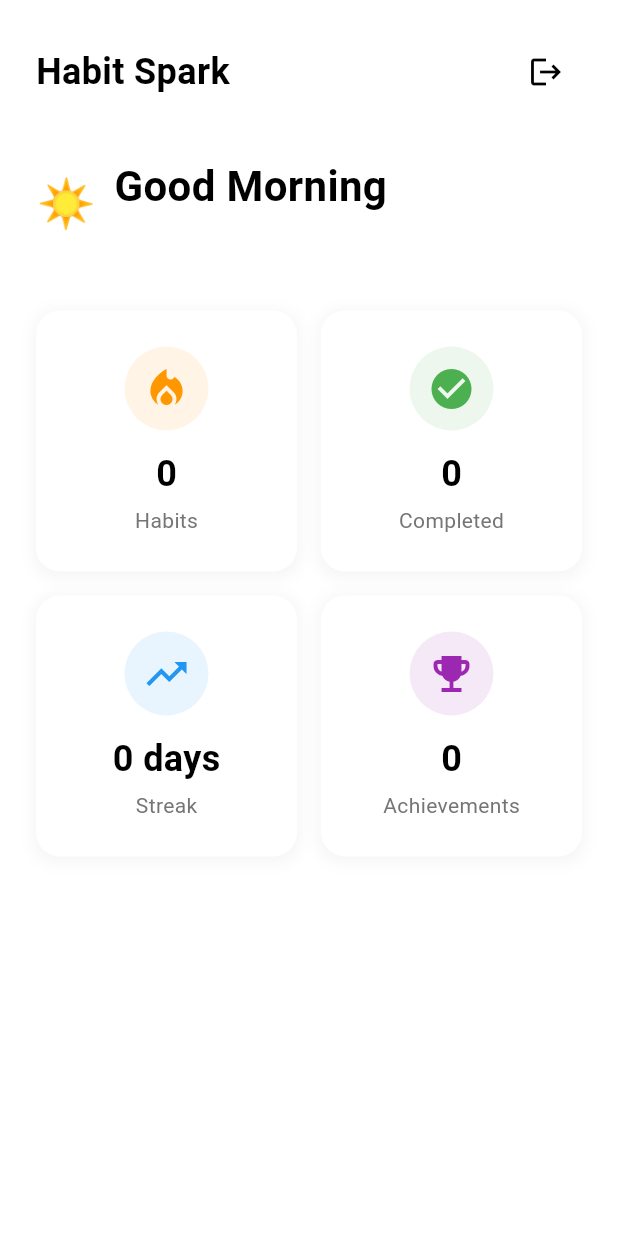
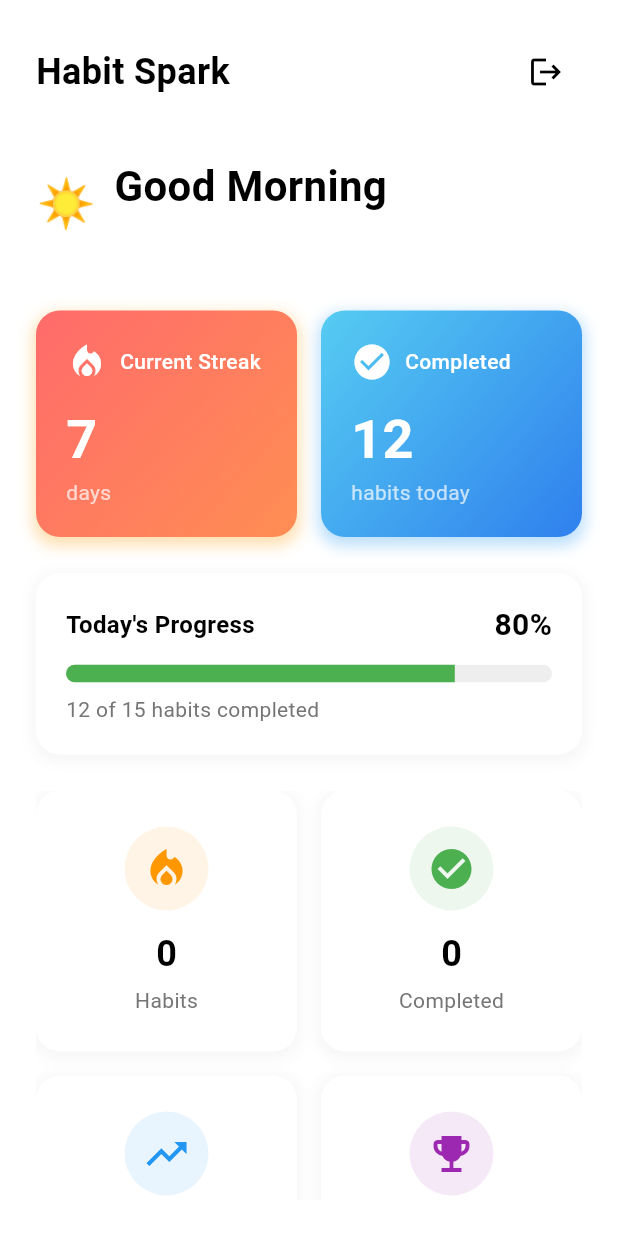
Before and after one commit to ChristianAlicaba2002/MDEV-Habit-Spark, a Flutter app: the screen it shows once a user with an empty profile is signed in, on a phone screen of 412 x 824 dp. Run offline on Flutter 3.47's test engine with Material 3 defaults, Android fonts, the phone set to English and light mode, and no system bars; our stand-ins replace cloud_firestore, firebase_auth, firebase_core; accounts and stored records are empty; network calls fail.

Commit message:
feat: implement Current streak card with fire icon and Progress bar with completion percentage

```diff
--- a/lib/screens/home_page.dart
+++ b/lib/screens/home_page.dart
@@ -99,6 +99,26 @@ class HomePage extends StatelessWidget {
               ),
               const SizedBox(height: 40),
 
+              // Stats Cards Row
+              Row(
+                children: [
+                  // Current Streak Card
+                  Expanded(
+                    child: _buildStreakCard(),
+                  ),
+                  const SizedBox(width: 16),
+                  // Completed Habits Card
+                  Expanded(
+                    child: _buildCompletedCard(),
+                  ),
+                ],
+              ),
+              const SizedBox(height: 24),
+
+              // Progress Bar Card
+              _buildProgressCard(),
+              const SizedBox(height: 24),
+
               // Dashboard Cards
               Expanded(
                 child: GridView.count(
@@ -136,6 +156,200 @@ class HomePage extends StatelessWidget {
             ],
           ),
         ),
+      ),
+    );
+  }
+
+  Widget _buildStreakCard() {
+    return Container(
+      padding: const EdgeInsets.all(20),
+      decoration: BoxDecoration(
+        gradient: const LinearGradient(
+          colors: [Color(0xFFFF6B6B), Color(0xFFFF8E53)],
+          begin: Alignment.topLeft,
+          end: Alignment.bottomRight,
+        ),
+        borderRadius: BorderRadius.circular(16),
+        boxShadow: [
+          BoxShadow(
+            color: Colors.orange.withOpacity(0.3),
+            spreadRadius: 2,
+            blurRadius: 8,
+            offset: const Offset(0, 4),
+          ),
+        ],
+      ),
+      child: Column(
+        crossAxisAlignment: CrossAxisAlignment.start,
+        children: [
+          Row(
+            children: [
+              const Icon(
+                Icons.local_fire_department,
+                color: Colors.white,
+                size: 28,
+              ),
+              const SizedBox(width: 8),
+              const Text(
+                'Current Streak',
+                style: TextStyle(
+                  color: Colors.white,
+                  fontSize: 14,
+                  fontWeight: FontWeight.w500,
+                ),
+              ),
+            ],
+          ),
+          const SizedBox(height: 12),
+          const Text(
+            '7',
+            style: TextStyle(
+              color: Colors.white,
+              fontSize: 36,
+              fontWeight: FontWeight.bold,
+            ),
+          ),
+          const Text(
+            'days',
+            style: TextStyle(
+              color: Colors.white70,
+              fontSize: 14,
+            ),
+          ),
+        ],
+      ),
+    );
+  }
+
+  Widget _buildCompletedCard() {
+    return Container(
+      padding: const EdgeInsets.all(20),
+      decoration: BoxDecoration(
+        gradient: const LinearGradient(
+          colors: [Color(0xFF56CCF2), Color(0xFF2F80ED)],
+          begin: Alignment.topLeft,
+          end: Alignment.bottomRight,
+        ),
+        borderRadius: BorderRadius.circular(16),
+        boxShadow: [
+          BoxShadow(
+            color: Colors.blue.withOpacity(0.3),
+            spreadRadius: 2,
+            blurRadius: 8,
+            offset: const Offset(0, 4),
+          ),
+        ],
+      ),
+      child: Column(
+        crossAxisAlignment: CrossAxisAlignment.start,
+        children: [
+          Row(
+            children: [
+              const Icon(
+                Icons.check_circle,
+                color: Colors.white,
+                size: 28,
+              ),
+              const SizedBox(width: 8),
+              const Text(
+                'Completed',
+                style: TextStyle(
+                  color: Colors.white,
+                  fontSize: 14,
+                  fontWeight: FontWeight.w500,
+                ),
+              ),
+            ],
+          ),
+          const SizedBox(height: 12),
+          const Text(
+            '12',
+            style: TextStyle(
+              color: Colors.white,
+              fontSize: 36,
+              fontWeight: FontWeight.bold,
+            ),
+          ),
+          const Text(
+            'habits today',
+            style: TextStyle(
+              color: Colors.white70,
+              fontSize: 14,
+            ),
+          ),
+        ],
+      ),
+    );
+  }
+
+  Widget _buildProgressCard() {
+    const completedHabits = 12;
+    const totalHabits = 15;
+    final percentage = (completedHabits / totalHabits * 100).toInt();
+
+    return Container(
+      padding: const EdgeInsets.all(20),
+      decoration: BoxDecoration(
+        color: Colors.white,
+        borderRadius: BorderRadius.circular(16),
+        boxShadow: [
+          BoxShadow(
+            color: Colors.grey.withOpacity(0.1),
+            spreadRadius: 2,
+            blurRadius: 8,
+            offset: const Offset(0, 2),
+          ),
+        ],
+      ),
+      child: Column(
+        crossAxisAlignment: CrossAxisAlignment.start,
+        children: [
+          Row(
+            mainAxisAlignment: MainAxisAlignment.spaceBetween,
+            children: [
+              const Text(
+                'Today\'s Progress',
+                style: TextStyle(
+                  fontSize: 16,
+                  fontWeight: FontWeight.bold,
+                  color: Colors.black,
+                ),
+              ),
+              Text(
+                '$percentage%',
+                style: const TextStyle(
+                  fontSize: 20,
+                  fontWeight: FontWeight.bold,
+                  color: Colors.black,
+                ),
+              ),
+            ],
+          ),
+          const SizedBox(height: 12),
+          ClipRRect(
+            borderRadius: BorderRadius.circular(8),
+            child: LinearProgressIndicator(
+              value: completedHabits / totalHabits,
+              minHeight: 12,
+              backgroundColor: Colors.grey[200],
+              valueColor: AlwaysStoppedAnimation<Color>(
+                percentage >= 80
+                    ? Colors.green
+                    : percentage >= 50
+                        ? Colors.orange
+                        : Colors.red,
+              ),
+            ),
+          ),
+          const SizedBox(height: 8),
+          Text(
+            '$completedHabits of $totalHabits habits completed',
+            style: TextStyle(
+              fontSize: 14,
+              color: Colors.grey[600],
+            ),
+          ),
+        ],
       ),
     );
   }
```
